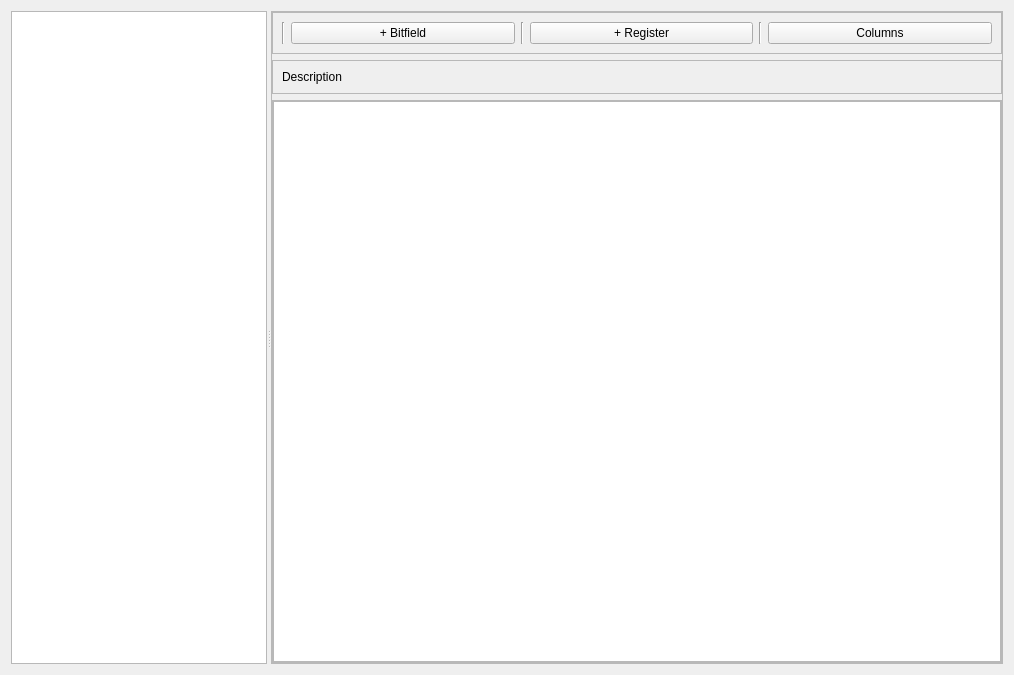
Qt form ui/Module.ui (ShengbingZhou/register) before a commit.
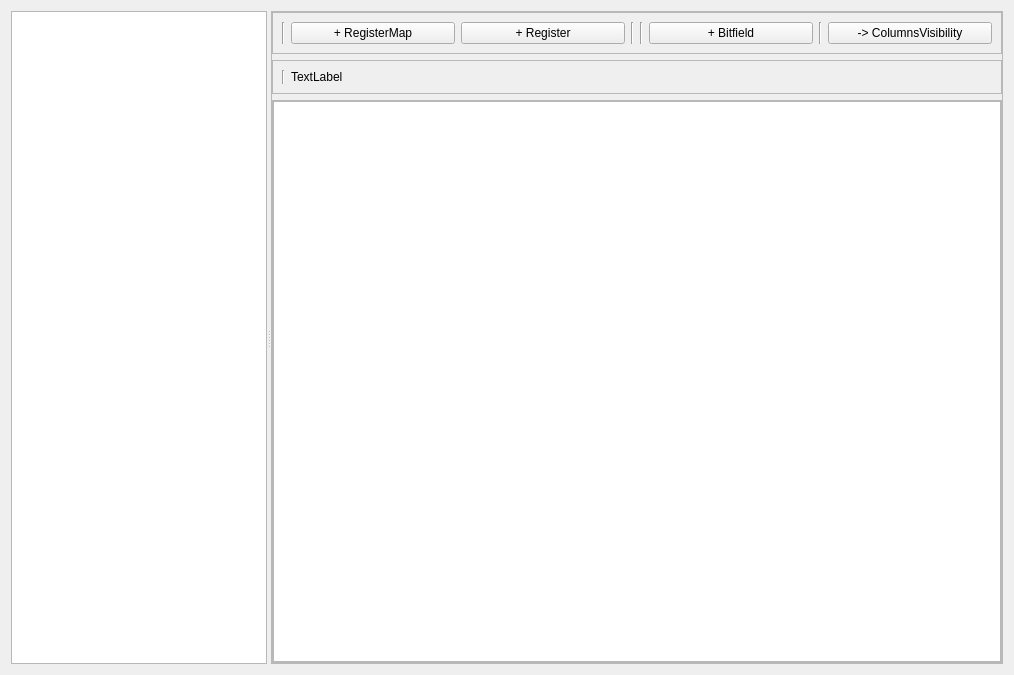
The same form after that commit.

Patch:
```diff
--- a/ui/Module.ui
+++ b/ui/Module.ui
@@ -69,16 +69,9 @@
            </widget>
           </item>
           <item>
-           <widget class="QPushButton" name="pbAddBf">
+           <widget class="QPushButton" name="pbAddRegMap">
             <property name="text">
-             <string>+ Bitfield</string>
-            </property>
-           </widget>
-          </item>
-          <item>
-           <widget class="Line" name="line_3">
-            <property name="orientation">
-             <enum>Qt::Vertical</enum>
+             <string>+ RegisterMap</string>
             </property>
            </widget>
           </item>
@@ -89,6 +82,27 @@
             </property>
            </widget>
           </item>
+          <item>
+           <widget class="Line" name="line_5">
+            <property name="orientation">
+             <enum>Qt::Vertical</enum>
+            </property>
+           </widget>
+          </item>
+          <item>
+           <widget class="Line" name="line_3">
+            <property name="orientation">
+             <enum>Qt::Vertical</enum>
+            </property>
+           </widget>
+          </item>
+          <item>
+           <widget class="QPushButton" name="pbAddBf">
+            <property name="text">
+             <string>+ Bitfield</string>
+            </property>
+           </widget>
+          </item>
           <item>
            <widget class="Line" name="line_2">
             <property name="orientation">
@@ -99,7 +113,7 @@
           <item>
            <widget class="QPushButton" name="pbSetColumns">
             <property name="text">
-             <string>Columns</string>
+             <string>-&gt; ColumnsVisibility</string>
             </property>
            </widget>
           </item>
@@ -108,6 +122,12 @@
        </item>
        <item>
         <widget class="QFrame" name="frame_4">
+         <property name="sizePolicy">
+          <sizepolicy hsizetype="Preferred" vsizetype="Preferred">
+           <horstretch>0</horstretch>
+           <verstretch>0</verstretch>
+          </sizepolicy>
+         </property>
          <property name="frameShape">
           <enum>QFrame::StyledPanel</enum>
          </property>
@@ -115,10 +135,23 @@
           <enum>QFrame::Raised</enum>
          </property>
          <layout class="QHBoxLayout" name="horizontalLayout_2">
+          <item>
+           <widget class="Line" name="line_4">
+            <property name="orientation">
+             <enum>Qt::Vertical</enum>
+            </property>
+           </widget>
+          </item>
           <item>
            <widget class="QLabel" name="labelDescription">
+            <property name="sizePolicy">
+             <sizepolicy hsizetype="Ignored" vsizetype="Preferred">
+              <horstretch>0</horstretch>
+              <verstretch>0</verstretch>
+             </sizepolicy>
+            </property>
             <property name="text">
-             <string>Description</string>
+             <string>TextLabel</string>
             </property>
            </widget>
           </item>
```
